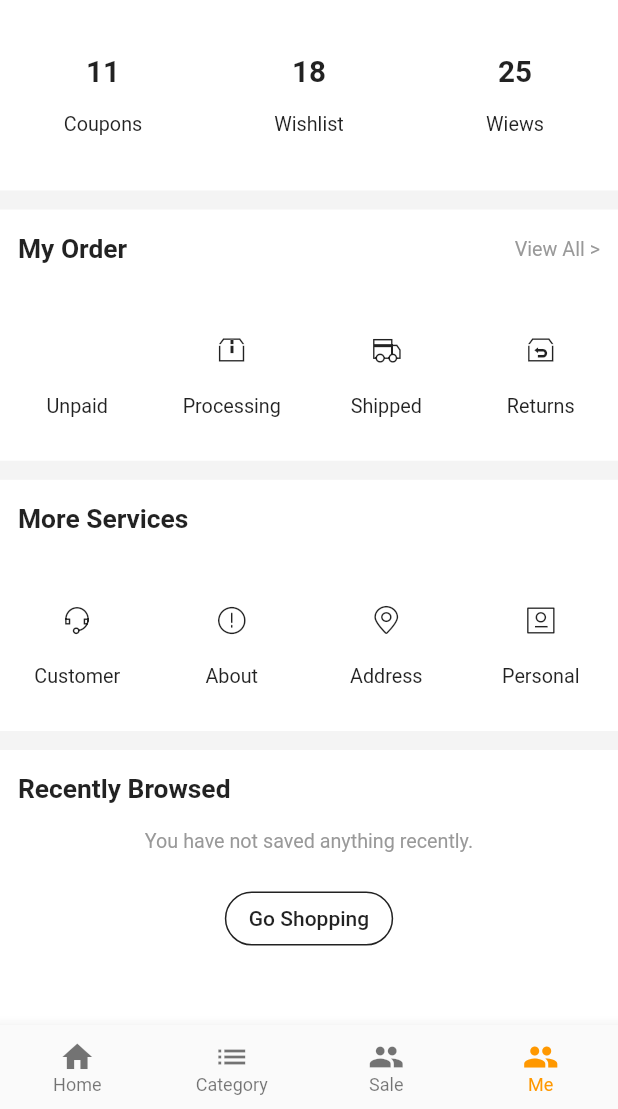
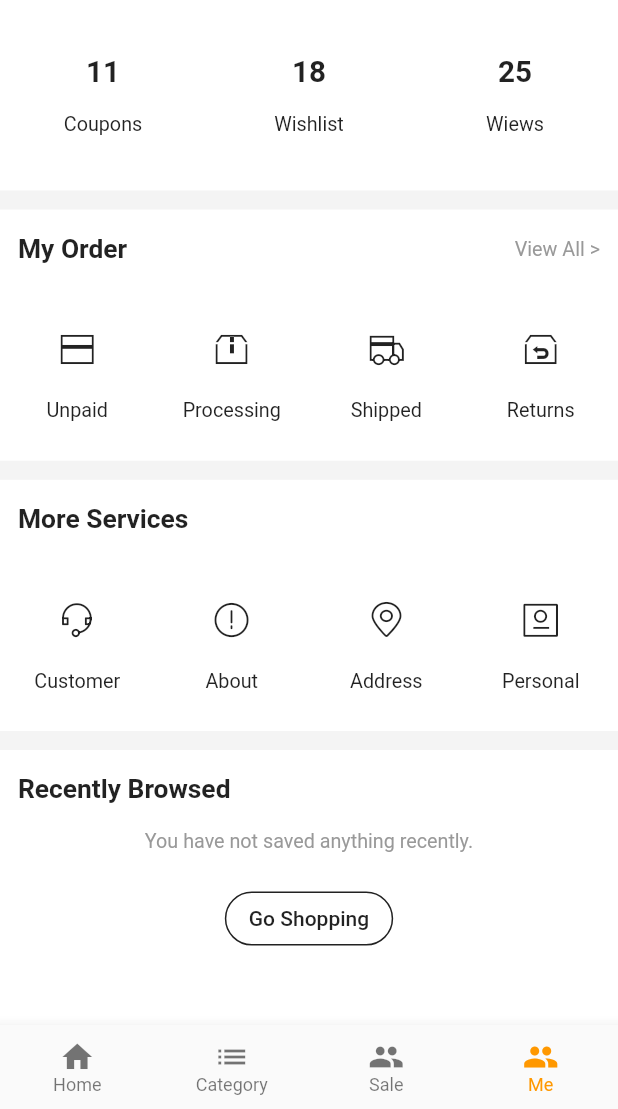
Before and after one commit to z1511676208/homary-app, a Flutter app: the screen it shows after launch, item 4 of the bottom bar chosen, on a phone screen of 412 x 824 dp, the part 127-1236 px from its top. Run offline on Flutter 3.47's test engine with Material 2 defaults, Android fonts, the phone set to English and light mode, and no system bars; our stand-ins replace device_info_plus, dio, extended_image, firebase_analytics, firebase_auth, firebase_core and 9 more; missing offline and left inert: dio_log, flutter_facebook_login, flutter_inappwebview, twitter_login; accounts and stored records are empty; network calls fail; statements that could not run were skipped.

Commit message:
fix: 修复icon大小

```diff
--- a/lib/common/style/iconfont.dart
+++ b/lib/common/style/iconfont.dart
@@ -67,7 +67,7 @@ class Iconfont {
   );
 
   static const Unpaid = IconData(
-    0xee64c,
+    0xe64c,
     fontFamily: 'Iconfont',
     matchTextDirection: true,
   );
--- a/lib/pages/user/main.dart
+++ b/lib/pages/user/main.dart
@@ -85,11 +85,11 @@ class UserPage extends StatelessWidget {
                     Flex(
                       direction: Axis.horizontal,
                       children: [
-                        FlexItem('Unpaid', Icon(Iconfont.Unpaid, size: 24.0)),
+                        FlexItem('Unpaid', Icon(Iconfont.Unpaid, size: 30.0)),
                         FlexItem('Processing',
-                            Icon(Iconfont.Processing, size: 24.0)),
-                        FlexItem('Shipped', Icon(Iconfont.Shipped, size: 24.0)),
-                        FlexItem('Returns', Icon(Iconfont.Returns, size: 24.0)),
+                            Icon(Iconfont.Processing, size: 30.0)),
+                        FlexItem('Shipped', Icon(Iconfont.Shipped, size: 30.0)),
+                        FlexItem('Returns', Icon(Iconfont.Returns, size: 30.0)),
                       ],
                     )
                   ],
@@ -116,11 +116,11 @@ class UserPage extends StatelessWidget {
                       direction: Axis.horizontal,
                       children: [
                         FlexItem(
-                            'Customer', Icon(Iconfont.Customer, size: 24.0)),
-                        FlexItem('About', Icon(Iconfont.About, size: 24.0)),
-                        FlexItem('Address', Icon(Iconfont.Address, size: 24.0)),
+                            'Customer', Icon(Iconfont.Customer, size: 30.0)),
+                        FlexItem('About', Icon(Iconfont.About, size: 30.0)),
+                        FlexItem('Address', Icon(Iconfont.Address, size: 30.0)),
                         FlexItem(
-                            'Personal', Icon(Iconfont.Personal, size: 24.0)),
+                            'Personal', Icon(Iconfont.Personal, size: 30.0)),
                       ],
                     )
                   ],
```
